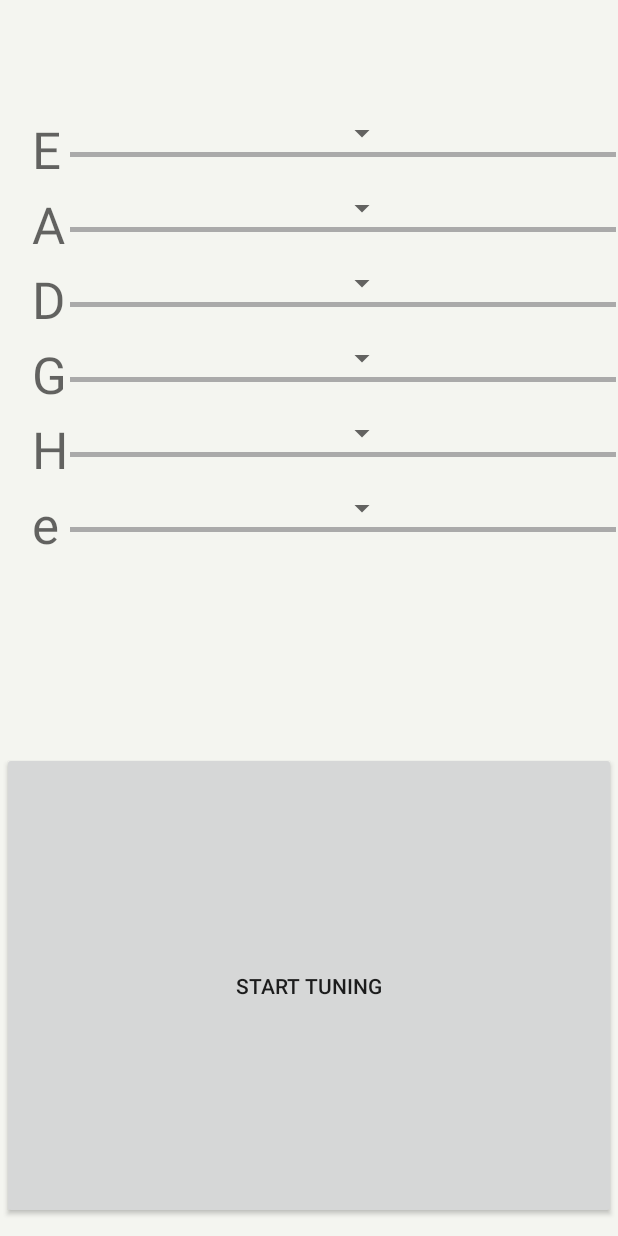
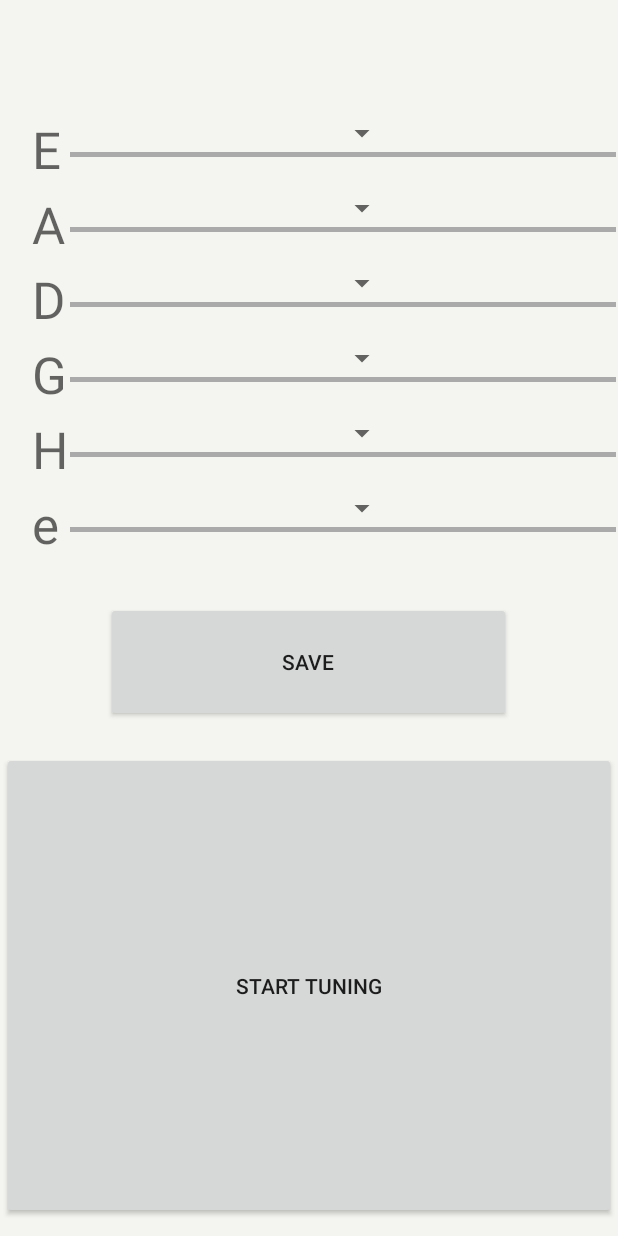
Before and after one commit to AnnaProprentner/StageTuneApp, an Android app: the TuneActivity screen opened directly, with no data from a screen before it, on a phone screen of 412 x 824 dp. Run offline under Robolectric (Android 15) with nearby library versions, the phone set to English and light mode, and no system bars.

Commit message:
TuneActivity -Save String[] to Memory (As String) -Commit String[] to NowTuningActivity
NowTuningActivity
-Catch String[] from TuneActivity

```diff
--- a/app/src/main/java/com/example/anna/simplebluetooth/TuneActivity.java
+++ b/app/src/main/java/com/example/anna/simplebluetooth/TuneActivity.java
@@ -1,7 +1,9 @@
 package com.example.anna.simplebluetooth;
 
 import android.content.Intent;
+import android.content.SharedPreferences;
 import android.os.Bundle;
+import android.preference.PreferenceManager;
 import android.support.annotation.Nullable;
 import android.support.v7.app.AppCompatActivity;
 import android.view.View;
@@ -14,13 +16,15 @@ import android.widget.Toast;
 public class TuneActivity extends AppCompatActivity {
 
     Spinner spE,spA,spD,spG,spH,spe;
-    Button btnStartTuning;
+    Button btnStartTuning, btnSave;
 
     String selectedE,selectedA,selectedD,selectedG,selectedH,selectede;
 
     String[] newTune = new String[7];
 
     int count = 0;
+
+    String str ="";
 
     @Override
     protected void onCreate(@Nullable Bundle savedInstanceState) {
@@ -35,6 +39,7 @@ public class TuneActivity extends AppCompatActivity {
         spe = (Spinner) findViewById(R.id.spStringe);
 
         btnStartTuning = (Button) findViewById(R.id.btnStartTuning);
+        btnSave = (Button) findViewById(R.id.btnSave);
 
         // Create an ArrayAdapter using the string array and a default spinner layout
         ArrayAdapter<CharSequence> adapter = ArrayAdapter.createFromResource(this,
@@ -123,30 +128,78 @@ public class TuneActivity extends AppCompatActivity {
         });
 
 
-            newTune[0] = "Tune" + count;
 
-            newTune[1] = selectedE;
-            newTune[2] = selectedA;
-            newTune[3] = selectedD;
-            newTune[4] = selectedG;
-            newTune[5] = selectedH;
-            newTune[6] = selectede;
 
+
+
+
+            btnSave.setOnClickListener(new View.OnClickListener() {
+                @Override
+                public void onClick(View view) {
+                    getStrings();
+                    doSave(newTune);
+                }
+            });
 
 
         btnStartTuning.setOnClickListener(new View.OnClickListener() {
             @Override
             public void onClick(View view) {
 
-                count++;
+                /*
 
-                Toast.makeText(getApplicationContext(), selectedE, Toast.LENGTH_SHORT).show();
+                for(int i = 0; i<newTune.length; i++){
+                    str = str + newTune[i];
+                }
+
+                Toast.makeText(getApplicationContext(), str, Toast.LENGTH_SHORT).show();
+
+                */
+
+                getStrings();
 
                 Intent i3 = new Intent(TuneActivity.this,NowTuningActivity.class);
+                i3.putExtra("Tune", newTune);
+
                 startActivity(i3);
 
             }
         });
 
     }
+
+    public void getStrings(){
+
+      //  newTune[0] = "Tune" + count;
+
+        newTune[1] = selectedE;
+        newTune[2] = selectedA;
+        newTune[3] = selectedD;
+        newTune[4] = selectedG;
+        newTune[5] = selectedH;
+        newTune[6] = selectede;
+    }
+
+    public void doSave(String[] stringArray ){
+
+        SharedPreferences sp = PreferenceManager.getDefaultSharedPreferences(this);
+        SharedPreferences.Editor editor = sp.edit();
+
+        //Array To String
+        StringBuilder sb = new StringBuilder();
+        for(int i = 0; i<stringArray.length; i++){
+            sb.append(stringArray[i]).append(":");
+        }
+
+        //Save String
+        editor.putString("KAKA",sb.toString());
+        editor.apply();
+
+        //Number of Saved Strings +1
+        count++;
+
+
+    }
+
+
 }
--- a/app/src/main/res/layout/activity_tune.xml
+++ b/app/src/main/res/layout/activity_tune.xml
@@ -123,7 +123,8 @@
             android:layout_alignParentTop="true"
             android:layout_marginStart="45dp"
             android:layout_marginTop="250dp"
-            android:background="@android:color/darker_gray" />
+            android:background="@android:color/darker_gray"
+            />
 
         <Spinner
             android:id="@+id/spStringG"
@@ -132,7 +133,10 @@
             android:layout_alignParentTop="true"
             android:layout_alignParentEnd="true"
             android:layout_marginTop="225dp"
-            android:layout_marginEnd="145dp" />
+            android:layout_marginEnd="145dp"
+
+            android:layout_centerHorizontal="true"
+            />
 
 
 
@@ -162,8 +166,10 @@
             android:layout_alignParentTop="true"
             android:layout_alignParentEnd="true"
             android:layout_marginTop="275dp"
-            android:layout_marginEnd="145dp" />
+            android:layout_marginEnd="145dp"
 
+            android:layout_centerHorizontal="true"
+            />
 
 
         <TextView
@@ -192,22 +198,42 @@
             android:layout_alignParentTop="true"
             android:layout_alignParentEnd="true"
             android:layout_marginTop="325dp"
-            android:layout_marginEnd="145dp" />
+            android:layout_marginEnd="145dp"
+
+            android:layout_centerHorizontal="true"
+            />
 
 
         <Button
             android:id="@+id/btnStartTuning"
-            android:layout_width="250dp"
-            android:layout_height="wrap_content"
+            android:layout_width="270dp"
+            android:layout_height="80dp"
+
             android:layout_alignParentStart="true"
             android:layout_alignParentTop="true"
             android:layout_alignParentEnd="true"
 
             android:layout_alignParentBottom="true"
 
+            android:layout_centerHorizontal="true"
+
             android:layout_marginTop="500dp"
             android:layout_marginBottom="10dp"
             android:text="Start Tuning" />
 
+        <Button
+            android:id="@+id/btnSave"
+            android:layout_width="270dp"
+            android:layout_height="80dp"
+
+
+
+            android:layout_centerHorizontal="true"
+
+            android:layout_marginTop="400dp"
+            android:layout_marginBottom="10dp"
+
+            android:text="Save" />
+
     </RelativeLayout>
 </android.support.constraint.ConstraintLayout>
```
Also changed, not shown: app/src/main/java/com/example/anna/simplebluetooth/NowTuningActivity.java (+41 -8 lines).
